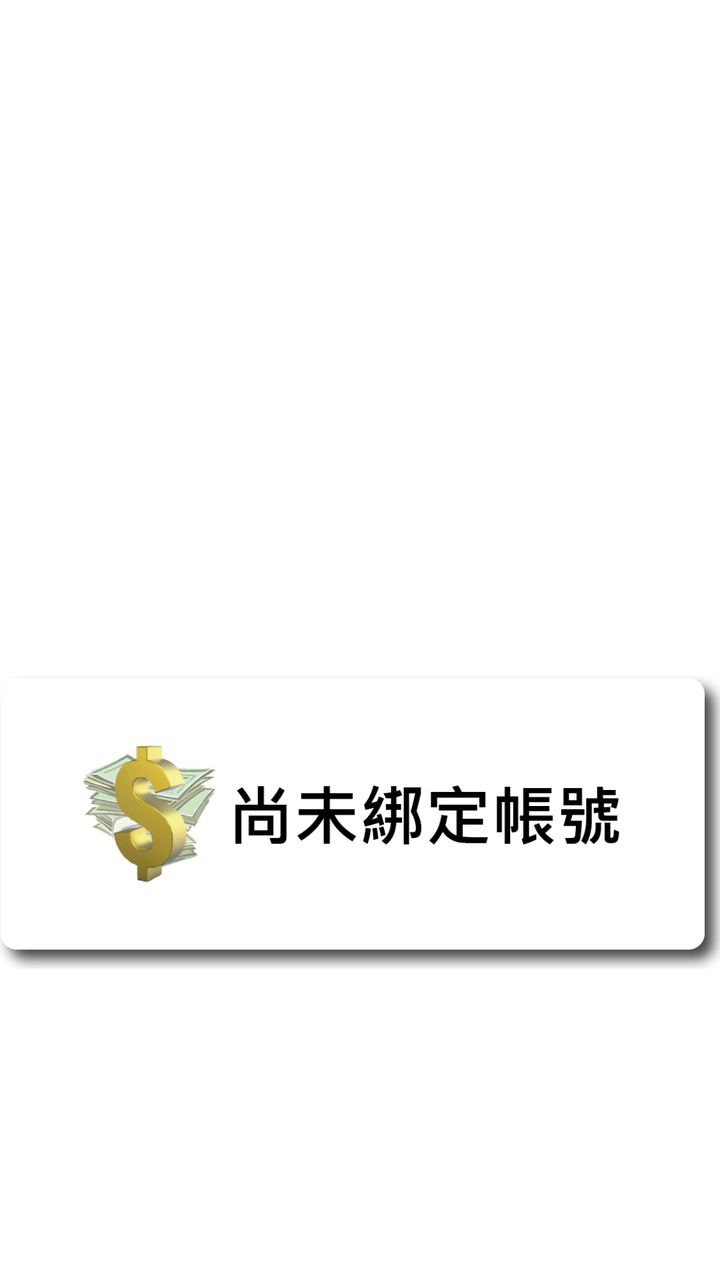
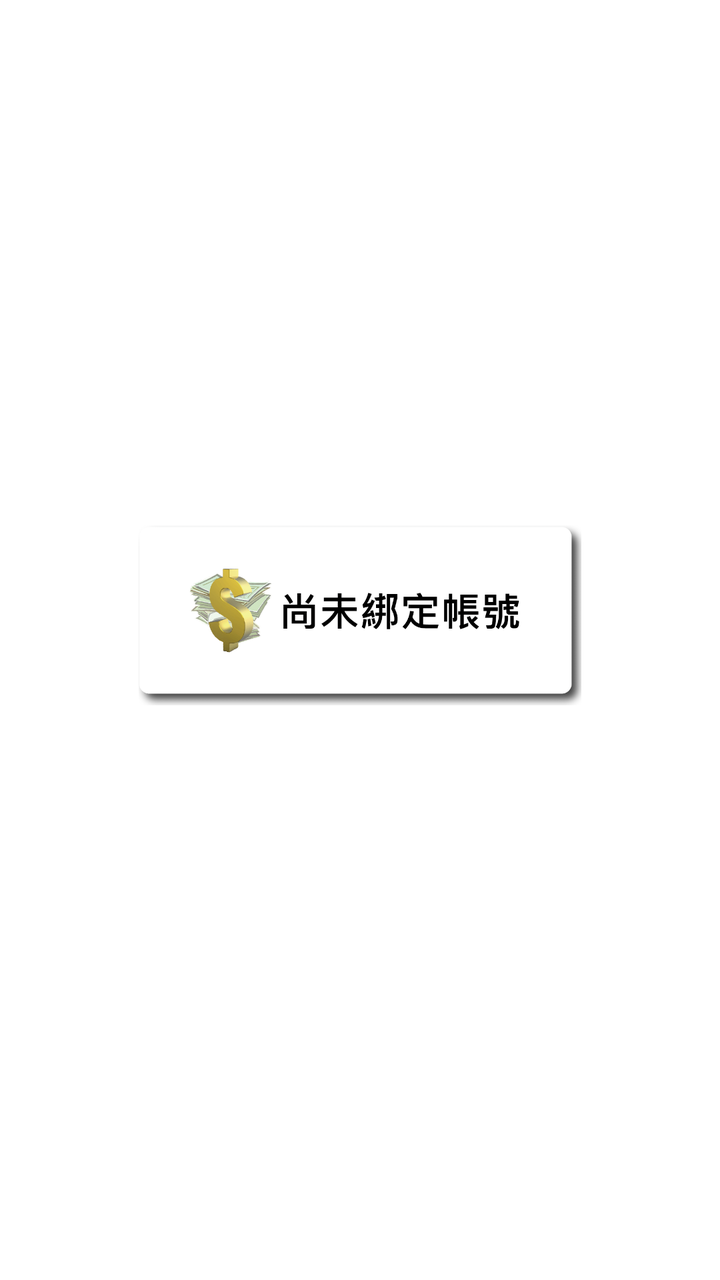

Compare the two renders of this Android layout. The source of the first and the diff that turns it into the second are given below.
<!-- AndroidManifest.xml: application theme AppTheme -->
<!-- res/layout/widget_main.xml -->
<RelativeLayout xmlns:android="http://schemas.android.com/apk/res/android"
    android:id="@+id/RelativeLayout1"
    android:layout_width="wrap_content"
    android:layout_height="wrap_content"
    android:orientation="vertical" >

    <LinearLayout
        android:layout_width="match_parent"
        android:layout_height="wrap_content"
        android:layout_alignParentBottom="true"
        android:layout_alignParentLeft="true"
        android:orientation="vertical" >

        <RelativeLayout
            android:id="@+id/widgetLayout"
            android:layout_width="wrap_content"
            android:layout_height="wrap_content"
            android:gravity="center" >

            <ImageView
                android:id="@+id/weget_background"
                android:layout_width="wrap_content"
                android:layout_height="wrap_content"
                android:src="@drawable/widget" />

            <LinearLayout
                android:layout_width="match_parent"
                android:layout_height="wrap_content"
                android:layout_centerInParent="true"
                android:gravity="center"
                android:orientation="vertical" >

                <ImageView
                    android:id="@+id/weget_imageView"
                    android:layout_width="wrap_content"
                    android:layout_height="90dp"
                    android:scaleType="fitCenter"
                    android:src="@android:drawable/divider_horizontal_dark" />

                <TextView
                    android:id="@+id/weget_textView"
                    android:layout_width="wrap_content"
                    android:layout_height="wrap_content"
                    android:textAppearance="?android:attr/textAppearanceMedium" />

            </LinearLayout>

        </RelativeLayout>

    </LinearLayout>

</RelativeLayout>
<!-- resources referenced by this layout -->
<resources>
  <!-- drawable widget: png bitmap (drawable-mdpi, 65266 bytes) -->
  <style name="AppTheme" parent="AppBaseTheme">
          
      </style>
  <style name="AppBaseTheme" parent="android:Theme.Light">
  	    <item name="android:windowNoTitle">true</item>
          
      </style>
</resources>

<!-- the commit's change to res/layout/widget_main.xml (unified diff, before → after) -->
@@ -1,52 +1,24 @@
 <RelativeLayout xmlns:android="http://schemas.android.com/apk/res/android"
-    android:id="@+id/RelativeLayout1"
+    android:id="@+id/widgetLayout"
     android:layout_width="wrap_content"
     android:layout_height="wrap_content"
-    android:orientation="vertical" >
+    android:gravity="center"
+    android:orientation="vertical" 
+    android:background="#ffffff">
 
-    <LinearLayout
+    <ImageView
+        android:id="@+id/weget_imageView"
+        android:layout_width="match_parent"
+        android:layout_height="90dp"
+        android:scaleType="fitCenter"
+        android:src="@drawable/widget" />
+
+    <TextView
+        android:id="@+id/weget_textView"
         android:layout_width="match_parent"
         android:layout_height="wrap_content"
-        android:layout_alignParentBottom="true"
-        android:layout_alignParentLeft="true"
-        android:orientation="vertical" >
-
-        <RelativeLayout
-            android:id="@+id/widgetLayout"
-            android:layout_width="wrap_content"
-            android:layout_height="wrap_content"
-            android:gravity="center" >
-
-            <ImageView
-                android:id="@+id/weget_background"
-                android:layout_width="wrap_content"
-                android:layout_height="wrap_content"
-                android:src="@drawable/widget" />
-
-            <LinearLayout
-                android:layout_width="match_parent"
-                android:layout_height="wrap_content"
-                android:layout_centerInParent="true"
-                android:gravity="center"
-                android:orientation="vertical" >
-
-                <ImageView
-                    android:id="@+id/weget_imageView"
-                    android:layout_width="wrap_content"
-                    android:layout_height="90dp"
-                    android:scaleType="fitCenter"
-                    android:src="@android:drawable/divider_horizontal_dark" />
-
-                <TextView
-                    android:id="@+id/weget_textView"
-                    android:layout_width="wrap_content"
-                    android:layout_height="wrap_content"
-                    android:textAppearance="?android:attr/textAppearanceMedium" />
-
-            </LinearLayout>
-
-        </RelativeLayout>
-
-    </LinearLayout>
+        android:gravity="center_vertical|center_horizontal"
+        android:layout_below="@+id/weget_imageView"        
+        android:textAppearance="?android:attr/textAppearanceMedium" />
 
 </RelativeLayout>
